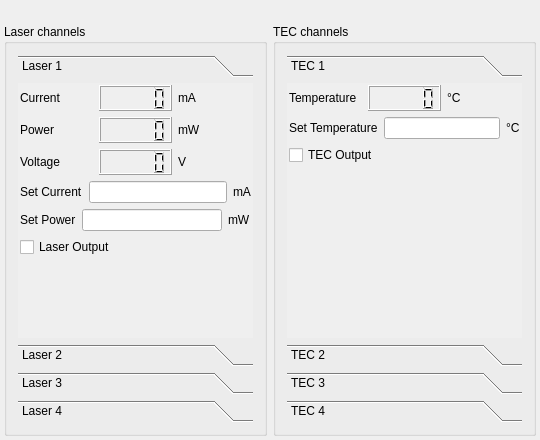
The window that modules/optics/core/lasermoduleform.ui (northriv/KAME) describes before a commit, drawn with Qt 5.
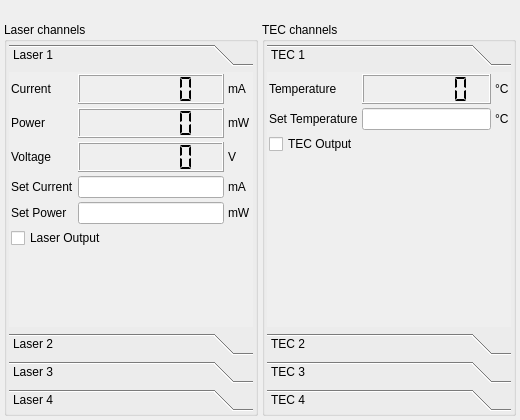
The same window after the commit.

Commit message: ui: align lasermoduleform to house style; document .ui conventions

Patch:
```diff
--- a/modules/optics/core/lasermoduleform.ui
+++ b/modules/optics/core/lasermoduleform.ui
@@ -3,13 +3,14 @@
  <class>FrmLaserModule</class>
  <widget class="QMainWindow" name="FrmLaserModule">
   <property name="geometry">
-   <rect><x>0</x><y>0</y><width>540</width><height>440</height></rect>
+   <rect><x>0</x><y>0</y><width>520</width><height>420</height></rect>
   </property>
   <property name="windowTitle">
    <string>LDC-3900 Modular Laser Diode Controller</string>
   </property>
   <widget class="QWidget" name="widget">
    <layout class="QVBoxLayout" name="vl_main">
+    <property name="spacing"><number>4</number></property>
     <property name="leftMargin"><number>4</number></property>
     <property name="topMargin"><number>4</number></property>
     <property name="rightMargin"><number>4</number></property>
@@ -25,10 +26,16 @@
     </item>
     <item>
      <layout class="QHBoxLayout" name="hl_panels">
+      <property name="spacing"><number>4</number></property>
       <item>
        <widget class="QGroupBox" name="m_grpLaser">
         <property name="title"><string>Laser channels</string></property>
-        <layout class="QVBoxLayout" name="vl_grpLaser">
+ <layout class="QVBoxLayout" name="vl_laser">
+  <property name="spacing"><number>4</number></property>
+  <property name="leftMargin"><number>2</number></property>
+  <property name="topMargin"><number>2</number></property>
+  <property name="rightMargin"><number>2</number></property>
+  <property name="bottomMargin"><number>2</number></property>
          <item>
           <widget class="QToolBox" name="m_toolBoxLaser">
            <property name="sizePolicy">
@@ -36,103 +43,134 @@
            </property>
            <property name="currentIndex"><number>0</number></property>
       <widget class="QWidget" name="m_pageLaser1">
-       <property name="geometry"><rect><x>0</x><y>0</y><width>240</width><height>360</height></rect></property>
        <attribute name="label"><string>Laser 1</string></attribute>
        <layout class="QVBoxLayout" name="vl_laser1">
+  <property name="spacing"><number>4</number></property>
         <property name="leftMargin"><number>2</number></property>
         <property name="topMargin"><number>2</number></property>
         <property name="rightMargin"><number>2</number></property>
         <property name="bottomMargin"><number>2</number></property>
            <item>
-            <layout class="QHBoxLayout" name="hl_lcurr1">
-             <item>
+<layout class="QGridLayout" name="gl_laser1">
+ <property name="horizontalSpacing"><number>4</number></property>
+ <property name="verticalSpacing"><number>4</number></property>
+<item row="0" column="0">
               <widget class="QLabel" name="lbl_lcurr1">
+ <property name="sizePolicy">
+ <sizepolicy hsizetype="Preferred" vsizetype="Fixed"><horstretch>0</horstretch><verstretch>0</verstretch></sizepolicy>
+</property>
                <property name="text"><string>Current</string></property>
               </widget>
              </item>
-             <item>
+<item row="0" column="1">
               <widget class="QLCDNumber" name="m_lcdCurrentL1">
-               <property name="minimumSize"><size><width>0</width><height>26</height></size></property>
-              </widget>
-             </item>
-             <item>
+ <property name="sizePolicy">
+  <sizepolicy hsizetype="MinimumExpanding" vsizetype="Minimum"><horstretch>0</horstretch><verstretch>0</verstretch></sizepolicy>
+ </property>
+ <property name="minimumSize"><size><width>0</width><height>30</height></size></property>
+ <property name="digitCount"><number>6</number></property>
+ <property name="segmentStyle"><enum>QLCDNumber::Flat</enum></property>
+</widget>
+</item>
+<item row="0" column="2">
               <widget class="QLabel" name="lblu_lcurr1">
+ <property name="sizePolicy">
+ <sizepolicy hsizetype="Preferred" vsizetype="Fixed"><horstretch>0</horstretch><verstretch>0</verstretch></sizepolicy>
+</property>
                <property name="text"><string>mA</string></property>
               </widget>
              </item>
-            </layout>
-           </item>
-           <item>
-            <layout class="QHBoxLayout" name="hl_lpow1">
-             <item>
+<item row="1" column="0">
               <widget class="QLabel" name="lbl_lpow1">
+ <property name="sizePolicy">
+ <sizepolicy hsizetype="Preferred" vsizetype="Fixed"><horstretch>0</horstretch><verstretch>0</verstretch></sizepolicy>
+</property>
                <property name="text"><string>Power</string></property>
               </widget>
              </item>
-             <item>
+<item row="1" column="1">
               <widget class="QLCDNumber" name="m_lcdPowerL1">
-               <property name="minimumSize"><size><width>0</width><height>26</height></size></property>
-              </widget>
-             </item>
-             <item>
+ <property name="sizePolicy">
+  <sizepolicy hsizetype="MinimumExpanding" vsizetype="Minimum"><horstretch>0</horstretch><verstretch>0</verstretch></sizepolicy>
+ </property>
+ <property name="minimumSize"><size><width>0</width><height>30</height></size></property>
+ <property name="digitCount"><number>6</number></property>
+ <property name="segmentStyle"><enum>QLCDNumber::Flat</enum></property>
+</widget>
+</item>
+<item row="1" column="2">
               <widget class="QLabel" name="lblu_lpow1">
+ <property name="sizePolicy">
+ <sizepolicy hsizetype="Preferred" vsizetype="Fixed"><horstretch>0</horstretch><verstretch>0</verstretch></sizepolicy>
+</property>
                <property name="text"><string>mW</string></property>
               </widget>
              </item>
-            </layout>
-           </item>
-           <item>
-            <layout class="QHBoxLayout" name="hl_lvolt1">
-             <item>
+<item row="2" column="0">
               <widget class="QLabel" name="lbl_lvolt1">
+ <property name="sizePolicy">
+ <sizepolicy hsizetype="Preferred" vsizetype="Fixed"><horstretch>0</horstretch><verstretch>0</verstretch></sizepolicy>
+</property>
                <property name="text"><string>Voltage</string></property>
               </widget>
              </item>
-             <item>
+<item row="2" column="1">
               <widget class="QLCDNumber" name="m_lcdVoltageL1">
-               <property name="minimumSize"><size><width>0</width><height>26</height></size></property>
-              </widget>
-             </item>
-             <item>
+ <property name="sizePolicy">
+  <sizepolicy hsizetype="MinimumExpanding" vsizetype="Minimum"><horstretch>0</horstretch><verstretch>0</verstretch></sizepolicy>
+ </property>
+ <property name="minimumSize"><size><width>0</width><height>30</height></size></property>
+ <property name="digitCount"><number>6</number></property>
+ <property name="segmentStyle"><enum>QLCDNumber::Flat</enum></property>
+</widget>
+</item>
+<item row="2" column="2">
               <widget class="QLabel" name="lblu_lvolt1">
+ <property name="sizePolicy">
+ <sizepolicy hsizetype="Preferred" vsizetype="Fixed"><horstretch>0</horstretch><verstretch>0</verstretch></sizepolicy>
+</property>
                <property name="text"><string>V</string></property>
               </widget>
              </item>
-            </layout>
-           </item>
-           <item>
-            <layout class="QHBoxLayout" name="hl_lsetcurr1">
-             <item>
+<item row="3" column="0">
               <widget class="QLabel" name="lbl_lsetcurr1">
+ <property name="sizePolicy">
+ <sizepolicy hsizetype="Preferred" vsizetype="Fixed"><horstretch>0</horstretch><verstretch>0</verstretch></sizepolicy>
+</property>
                <property name="text"><string>Set Current</string></property>
               </widget>
              </item>
-             <item>
+<item row="3" column="1">
               <widget class="QLineEdit" name="m_edSetCurrentL1">
                <property name="minimumSize"><size><width>60</width><height>0</height></size></property>
               </widget>
              </item>
-             <item>
+<item row="3" column="2">
               <widget class="QLabel" name="lblu_lsetcurr1">
+ <property name="sizePolicy">
+ <sizepolicy hsizetype="Preferred" vsizetype="Fixed"><horstretch>0</horstretch><verstretch>0</verstretch></sizepolicy>
+</property>
                <property name="text"><string>mA</string></property>
               </widget>
              </item>
-            </layout>
-           </item>
-           <item>
-            <layout class="QHBoxLayout" name="hl_lsetpow1">
-             <item>
+<item row="4" column="0">
               <widget class="QLabel" name="lbl_lsetpow1">
+ <property name="sizePolicy">
+ <sizepolicy hsizetype="Preferred" vsizetype="Fixed"><horstretch>0</horstretch><verstretch>0</verstretch></sizepolicy>
+</property>
                <property name="text"><string>Set Power</string></property>
               </widget>
              </item>
-             <item>
+<item row="4" column="1">
               <widget class="QLineEdit" name="m_edSetPowerL1">
                <property name="minimumSize"><size><width>60</width><height>0</height></size></property>
               </widget>
              </item>
-             <item>
+<item row="4" column="2">
               <widget class="QLabel" name="lblu_lsetpow1">
+ <property name="sizePolicy">
+ <sizepolicy hsizetype="Preferred" vsizetype="Fixed"><horstretch>0</horstretch><verstretch>0</verstretch></sizepolicy>
+</property>
                <property name="text"><string>mW</string></property>
               </widget>
              </item>
@@ -146,7 +184,7 @@
            <item>
             <spacer name="vs_laser1">
              <property name="orientation"><enum>Qt::Vertical</enum></property>
-             <property name="sizeHint" stdset="0"><size><width>20</width><height>20</height></size></property>
+    <property name="sizeHint" stdset="0"><size><width>20</width><height>16</height></size></property>
             </spacer>
            </item>
        </layout>
@@ -507,7 +545,12 @@
       <item>
        <widget class="QGroupBox" name="m_grpTec">
         <property name="title"><string>TEC channels</string></property>
-        <layout class="QVBoxLayout" name="vl_grpTec">
+ <layout class="QVBoxLayout" name="vl_tec">
+  <property name="spacing"><number>4</number></property>
+  <property name="leftMargin"><number>2</number></property>
+  <property name="topMargin"><number>2</number></property>
+  <property name="rightMargin"><number>2</number></property>
+  <property name="bottomMargin"><number>2</number></property>
          <item>
           <widget class="QToolBox" name="m_toolBoxTec">
            <property name="sizePolicy">
@@ -515,46 +558,61 @@
            </property>
            <property name="currentIndex"><number>0</number></property>
       <widget class="QWidget" name="m_pageTec1">
-       <property name="geometry"><rect><x>0</x><y>0</y><width>240</width><height>360</height></rect></property>
        <attribute name="label"><string>TEC 1</string></attribute>
        <layout class="QVBoxLayout" name="vl_tec1">
+  <property name="spacing"><number>4</number></property>
         <property name="leftMargin"><number>2</number></property>
         <property name="topMargin"><number>2</number></property>
         <property name="rightMargin"><number>2</number></property>
         <property name="bottomMargin"><number>2</number></property>
            <item>
-            <layout class="QHBoxLayout" name="hl_ttemp1">
-             <item>
+<layout class="QGridLayout" name="gl_tec1">
+ <property name="horizontalSpacing"><number>4</number></property>
+ <property name="verticalSpacing"><number>4</number></property>
+<item row="0" column="0">
               <widget class="QLabel" name="lbl_ttemp1">
+ <property name="sizePolicy">
+ <sizepolicy hsizetype="Preferred" vsizetype="Fixed"><horstretch>0</horstretch><verstretch>0</verstretch></sizepolicy>
+</property>
                <property name="text"><string>Temperature</string></property>
               </widget>
              </item>
-             <item>
+<item row="0" column="1">
               <widget class="QLCDNumber" name="m_lcdTempT1">
-               <property name="minimumSize"><size><width>0</width><height>26</height></size></property>
-              </widget>
-             </item>
-             <item>
+ <property name="sizePolicy">
+  <sizepolicy hsizetype="MinimumExpanding" vsizetype="Minimum"><horstretch>0</horstretch><verstretch>0</verstretch></sizepolicy>
+ </property>
+ <property name="minimumSize"><size><width>0</width><height>30</height></size></property>
+ <property name="digitCount"><number>6</number></property>
+ <property name="segmentStyle"><enum>QLCDNumber::Flat</enum></property>
+</widget>
+</item>
+<item row="0" column="2">
               <widget class="QLabel" name="lblu_ttemp1">
+ <property name="sizePolicy">
+ <sizepolicy hsizetype="Preferred" vsizetype="Fixed"><horstretch>0</horstretch><verstretch>0</verstretch></sizepolicy>
+</property>
                <property name="text"><string>&#176;C</string></property>
               </widget>
              </item>
-            </layout>
-           </item>
-           <item>
-            <layout class="QHBoxLayout" name="hl_tsettemp1">
-             <item>
+<item row="1" column="0">
               <widget class="QLabel" name="lbl_tsettemp1">
+ <property name="sizePolicy">
+ <sizepolicy hsizetype="Preferred" vsizetype="Fixed"><horstretch>0</horstretch><verstretch>0</verstretch></sizepolicy>
+</property>
                <property name="text"><string>Set Temperature</string></property>
               </widget>
              </item>
-             <item>
+<item row="1" column="1">
               <widget class="QLineEdit" name="m_edSetTempT1">
                <property name="minimumSize"><size><width>60</width><height>0</height></size></property>
               </widget>
              </item>
-             <item>
+<item row="1" column="2">
               <widget class="QLabel" name="lblu_tsettemp1">
+ <property name="sizePolicy">
+ <sizepolicy hsizetype="Preferred" vsizetype="Fixed"><horstretch>0</horstretch><verstretch>0</verstretch></sizepolicy>
+</property>
                <property name="text"><string>&#176;C</string></property>
               </widget>
              </item>
@@ -568,7 +626,7 @@
            <item>
             <spacer name="vs_tec1">
              <property name="orientation"><enum>Qt::Vertical</enum></property>
-             <property name="sizeHint" stdset="0"><size><width>20</width><height>20</height></size></property>
+    <property name="sizeHint" stdset="0"><size><width>20</width><height>16</height></size></property>
             </spacer>
            </item>
        </layout>
@@ -760,7 +818,31 @@
    </layout>
   </widget>
  </widget>
- <layoutdefault spacing="6" margin="11"/>
+ <layoutdefault spacing="4" margin="4"/>
+ <tabstops>
+  <tabstop>m_toolBoxLaser</tabstop>
+  <tabstop>m_edSetCurrentL1</tabstop>
+  <tabstop>m_edSetPowerL1</tabstop>
+  <tabstop>m_ckbLaserL1</tabstop>
+  <tabstop>m_edSetCurrentL2</tabstop>
+  <tabstop>m_edSetPowerL2</tabstop>
+  <tabstop>m_ckbLaserL2</tabstop>
+  <tabstop>m_edSetCurrentL3</tabstop>
+  <tabstop>m_edSetPowerL3</tabstop>
+  <tabstop>m_ckbLaserL3</tabstop>
+  <tabstop>m_edSetCurrentL4</tabstop>
+  <tabstop>m_edSetPowerL4</tabstop>
+  <tabstop>m_ckbLaserL4</tabstop>
+  <tabstop>m_toolBoxTec</tabstop>
+  <tabstop>m_edSetTempT1</tabstop>
+  <tabstop>m_ckbTecT1</tabstop>
+  <tabstop>m_edSetTempT2</tabstop>
+  <tabstop>m_ckbTecT2</tabstop>
+  <tabstop>m_edSetTempT3</tabstop>
+  <tabstop>m_ckbTecT3</tabstop>
+  <tabstop>m_edSetTempT4</tabstop>
+  <tabstop>m_ckbTecT4</tabstop>
+ </tabstops>
  <resources/>
  <connections/>
 </ui>
```
Left out of the diff: 494 changed lines with no effect on the pictures. Lines whose indentation alone changed are shown as unchanged. The commit also changes 3 other files.
